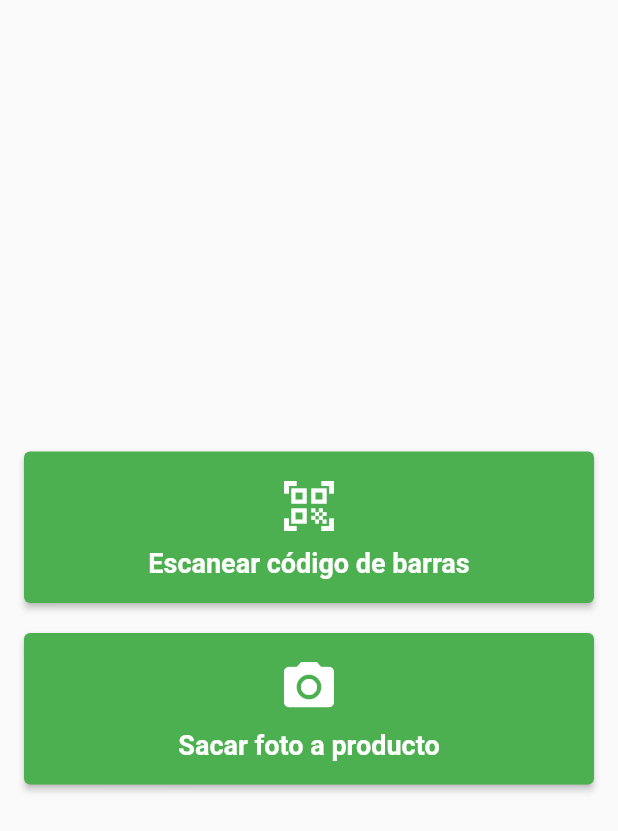
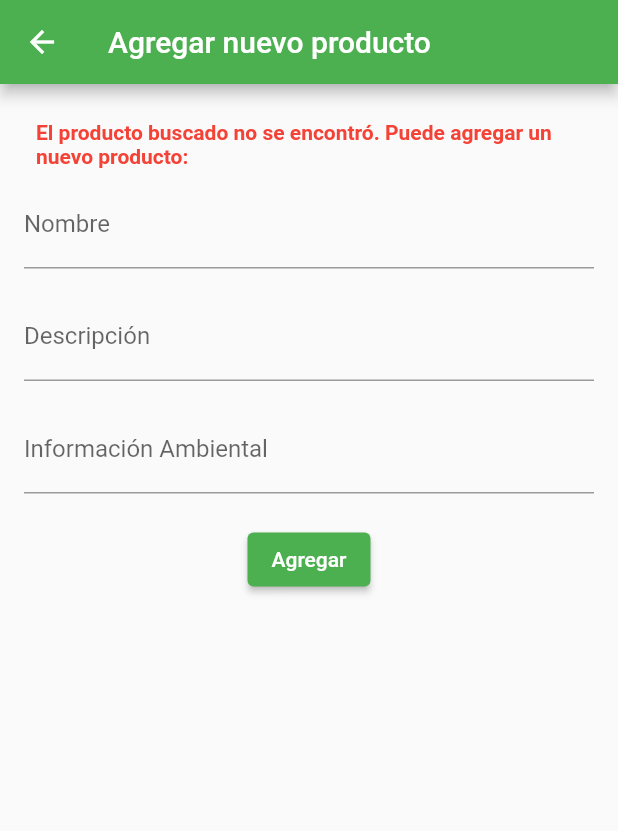
Before and after one commit to FrancaBruzzone/Obl_IHC_PruebasConFlutter, a Flutter app: the SearchProductPage screen opened directly, after a tap on "Escanear código de barras", on a phone screen of 412 x 824 dp. Shown: the top 831 px of the screen. Run offline on Flutter 3.47's test engine with Material 2 defaults, Android fonts, the phone set to English and light mode, and no system bars; our stand-ins replace image_picker; missing offline and left inert: flutter_barcode_scanner.

Commit message:
Ventanas restantes

```diff
--- /dev/null
+++ b/lib/entities/Product.dart
@@ -0,0 +1,17 @@
+class Product {
+  final String name;
+  final String description;
+  final String imageUrl;
+  final String environmentalInfo;
+  final String category;
+  final String environmentalCategory;
+
+  Product({
+    required this.name,
+    required this.description,
+    required this.imageUrl,
+    required this.environmentalInfo,
+    required this.category,
+    required this.environmentalCategory,
+  });
+}
--- /dev/null
+++ b/lib/views/addproduct_page.dart
@@ -0,0 +1,113 @@
+import 'package:flutter/material.dart';
+import 'package:obl_ihc_pruebasconflutter/entities/Product.dart';
+import 'package:obl_ihc_pruebasconflutter/views/productdetail_page.dart';
+
+class AddProductPage extends StatefulWidget {
+  @override
+  _AddProductPageState createState() => _AddProductPageState();
+}
+
+class _AddProductPageState extends State<AddProductPage> {
+  late TextEditingController nameController;
+  late TextEditingController descriptionController;
+  late TextEditingController environmentalInfoController;
+
+  bool productNotFound = true;
+
+  @override
+  void initState() {
+    super.initState();
+    nameController = TextEditingController();
+    descriptionController = TextEditingController();
+    environmentalInfoController = TextEditingController();
+  }
+
+  @override
+  void dispose() {
+    nameController.dispose();
+    descriptionController.dispose();
+    environmentalInfoController.dispose();
+    super.dispose();
+  }
+
+  void _saveProduct() {
+    // Lógica para guardar el nuevo producto en la base de datos
+
+    Navigator.of(context).push(
+      MaterialPageRoute(
+        builder: (context) => ProductDetailPage(
+          product: getProductInfo(),
+          recommendedProducts: [],
+        ),
+      ),
+    );
+  }
+
+  Product getProductInfo() {
+    // Lógica para obtener los datos del producto que se acaba de agregar
+    return Product(
+      name: nameController.text,
+      description: descriptionController.text,
+      environmentalInfo: environmentalInfoController.text,
+      imageUrl: '',
+      category: '',
+      environmentalCategory: ''
+    );
+  }
+
+  @override
+  Widget build(BuildContext context) {
+    return Scaffold(
+      appBar: AppBar(
+        backgroundColor: Colors.green,
+        title: Text('Agregar nuevo producto'),
+      ),
+      body: SingleChildScrollView(
+        padding: EdgeInsets.all(16.0),
+        child: Column(
+          crossAxisAlignment: CrossAxisAlignment.start,
+          children: <Widget>[
+            if (productNotFound)
+              Padding(
+                padding: EdgeInsets.all(8.0),
+                child: Text(
+                  'El producto buscado no se encontró. Puede agregar un nuevo producto:',
+                  style: TextStyle(
+                    color: Colors.red,
+                    fontWeight: FontWeight.bold,
+                  ),
+                ),
+              ),
+            TextFormField(
+              controller: nameController,
+              decoration: InputDecoration(labelText: 'Nombre'),
+            ),
+            SizedBox(height: 16.0),
+            TextFormField(
+              controller: descriptionController,
+              decoration: InputDecoration(labelText: 'Descripción'),
+            ),
+            SizedBox(height: 16.0),
+            TextFormField(
+              controller: environmentalInfoController,
+              decoration: InputDecoration(labelText: 'Información Ambiental'),
+            ),
+            SizedBox(height: 20),
+            Center(
+              child: ElevatedButton(
+                style: ButtonStyle(
+                  backgroundColor: MaterialStateProperty.all<Color>(Colors.green),
+                ),
+                onPressed: _saveProduct,
+                child: Text(
+                  'Agregar',
+                  style: TextStyle(color: Colors.white),
+                ),
+              ),
+            ),
+          ],
+        ),
+      ),
+    );
+  }
+}
--- a/lib/views/searchproduct_page.dart
+++ b/lib/views/searchproduct_page.dart
@@ -1,6 +1,9 @@
 import 'package:flutter/material.dart';
 import 'package:flutter_barcode_scanner/flutter_barcode_scanner.dart';
 import 'package:image_picker/image_picker.dart';
+import 'package:obl_ihc_pruebasconflutter/entities/Product.dart';
+import 'package:obl_ihc_pruebasconflutter/views/addproduct_page.dart';
+import 'package:obl_ihc_pruebasconflutter/views/productdetail_page.dart';
 
 class SearchProductPage extends StatelessWidget {
   Future<void> _scanBarcode(BuildContext context) async {
@@ -8,7 +11,29 @@ class SearchProductPage extends StatelessWidget {
       String barcodeScanRes = await FlutterBarcodeScanner.scanBarcode(
           "#ff6666", "Cancelar", true, ScanMode.BARCODE);
       print('Código de barras escaneado: $barcodeScanRes');
-      // Acá buscar el producto en la BD
+
+      Product scannedProduct = getProductInfo(barcodeScanRes);
+
+      if (scannedProduct == null) {
+        List<Product> recommendedProducts = getRecommendedProducts(scannedProduct);
+
+        Navigator.push(
+          context,
+          MaterialPageRoute(
+            builder: (context) => ProductDetailPage(
+              product: scannedProduct,
+              recommendedProducts: recommendedProducts,
+            ),
+          ),
+        );
+      } else {
+        Navigator.push(
+          context,
+          MaterialPageRoute(
+            builder: (context) => AddProductPage(),
+          ),
+        );
+      }
     } catch (e) {
       if (e is FormatException) {
         // El usuario canceló el escaneo
@@ -30,6 +55,40 @@ class SearchProductPage extends StatelessWidget {
     } else {
       print('El usuario canceló la toma de la foto o ocurrió un error.');
     }
+  }
+
+  Product getProductInfo(String barcode) {
+    return Product(
+      name: 'Nombre del Producto',
+      description: 'Descripción del Producto',
+      imageUrl: 'URL de la imagen del Producto',
+      environmentalInfo: 'Información Ambiental del Producto',
+      category: 'Categoría del Producto',
+      environmentalCategory: 'Categorización Ambiental del Producto',
+    );
+  }
+
+  List<Product> getRecommendedProducts(Product scannedProduct) {
+    List<Product> recommendedProducts = [
+      Product(
+        name: 'Producto Recomendado 1',
+        description: 'Descripción del Producto Recomendado 1',
+        imageUrl: 'URL de la imagen del Producto Recomendado 1',
+        environmentalInfo: 'Información Ambiental del Producto Recomendado 1',
+        category: 'Categoría del Producto Recomendado 1',
+        environmentalCategory: 'Categorización Ambiental del Producto Recomendado 1',
+      ),
+      Product(
+        name: 'Producto Recomendado 2',
+        description: 'Descripción del Producto Recomendado 2',
+        imageUrl: 'URL de la imagen del Producto Recomendado 2',
+        environmentalInfo: 'Información Ambiental del Producto Recomendado 2',
+        category: 'Categoría del Producto Recomendado 2',
+        environmentalCategory: 'Categorización Ambiental del Producto Recomendado 2',
+      )
+    ];
+
+    return recommendedProducts;
   }
 
   @override
```
Also changed, not shown: lib/views/editproduct_page.dart (added, +82 -0 lines), lib/views/home_page.dart (+14 -6 lines), lib/views/productdetail_page.dart (added, +113 -0 lines), lib/views/recommendedproducts_section.dart (added, +52 -0 lines).
